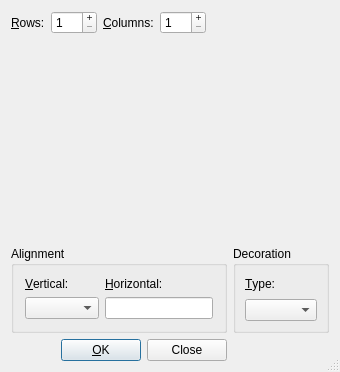
Old version of the form src/frontends/qt4/ui/MathMatrixUi.ui in the repository cburschka/lyx.
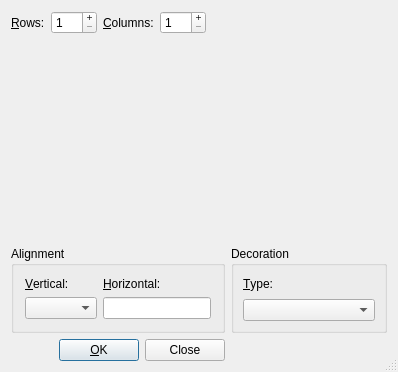
New version of the form. Custom widgets are drawn as their Qt base class.

Commit message:
Fix usability of EmptyTable widget.
Fixes #3919 (math matrix dialog UX issues).

What changed in the file:
```diff
--- a/src/frontends/qt4/ui/MathMatrixUi.ui
+++ b/src/frontends/qt4/ui/MathMatrixUi.ui
@@ -6,7 +6,7 @@
    <rect>
     <x>0</x>
     <y>0</y>
-    <width>340</width>
+    <width>398</width>
     <height>372</height>
    </rect>
   </property>
@@ -17,7 +17,7 @@
    <bool>true</bool>
   </property>
   <layout class="QGridLayout" name="gridLayout">
-   <item row="0" column="0" colspan="2">
+   <item row="0" column="0" colspan="3">
     <layout class="QHBoxLayout">
      <property name="spacing">
       <number>6</number>
@@ -101,10 +101,10 @@
      </item>
     </layout>
    </item>
-   <item row="1" column="0">
+   <item row="1" column="0" colspan="2">
     <widget class="EmptyTable" name="table" native="true">
      <property name="sizePolicy">
-      <sizepolicy hsizetype="Preferred" vsizetype="Preferred">
+      <sizepolicy hsizetype="MinimumExpanding" vsizetype="MinimumExpanding">
        <horstretch>0</horstretch>
        <verstretch>0</verstretch>
       </sizepolicy>
@@ -114,7 +114,7 @@
      </property>
     </widget>
    </item>
-   <item row="1" column="1">
+   <item row="1" column="2">
     <spacer>
      <property name="orientation">
       <enum>Qt::Horizontal</enum>
@@ -146,7 +146,7 @@
      </property>
     </spacer>
    </item>
-   <item row="3" column="0" colspan="2">
+   <item row="3" column="0">
     <widget class="QGroupBox" name="alignmentGB">
      <property name="title">
       <string>Alignment</string>
@@ -204,7 +204,7 @@
      </layout>
     </widget>
    </item>
-   <item row="3" column="2">
+   <item row="3" column="1" colspan="2">
     <widget class="QGroupBox" name="decorationtGB">
      <property name="title">
       <string>Decoration</string>
@@ -233,7 +233,7 @@
      </layout>
     </widget>
    </item>
-   <item row="4" column="0" colspan="2">
+   <item row="4" column="0">
     <layout class="QHBoxLayout">
      <property name="spacing">
       <number>6</number>
```
The commit also changes 2 other files.
